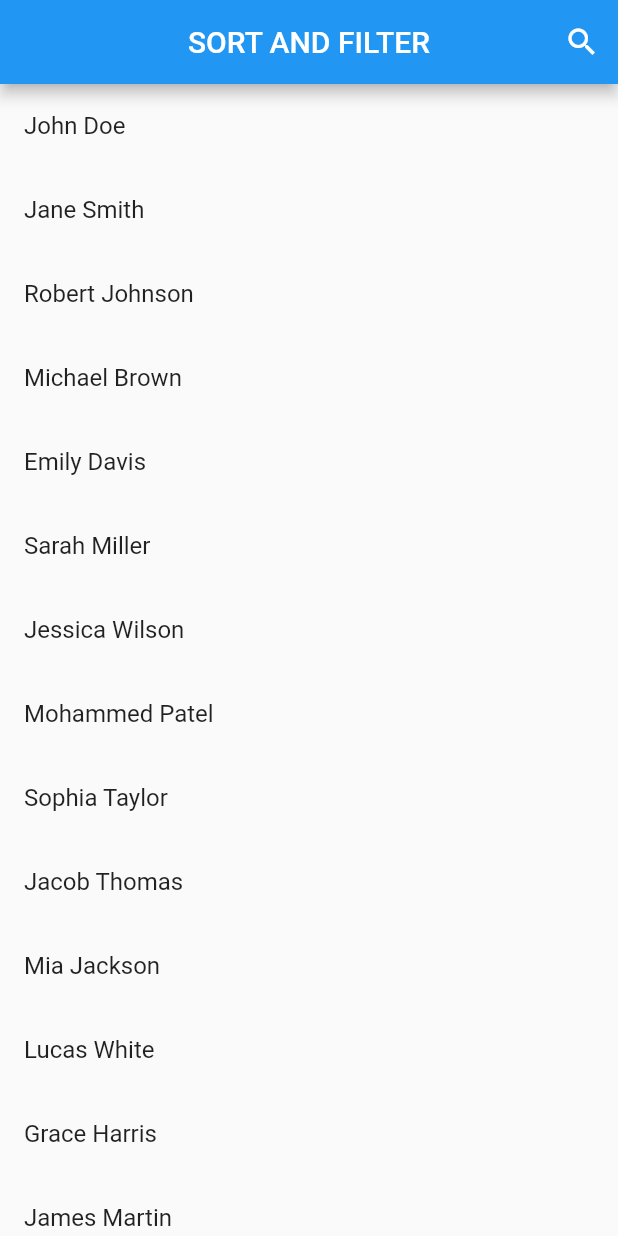
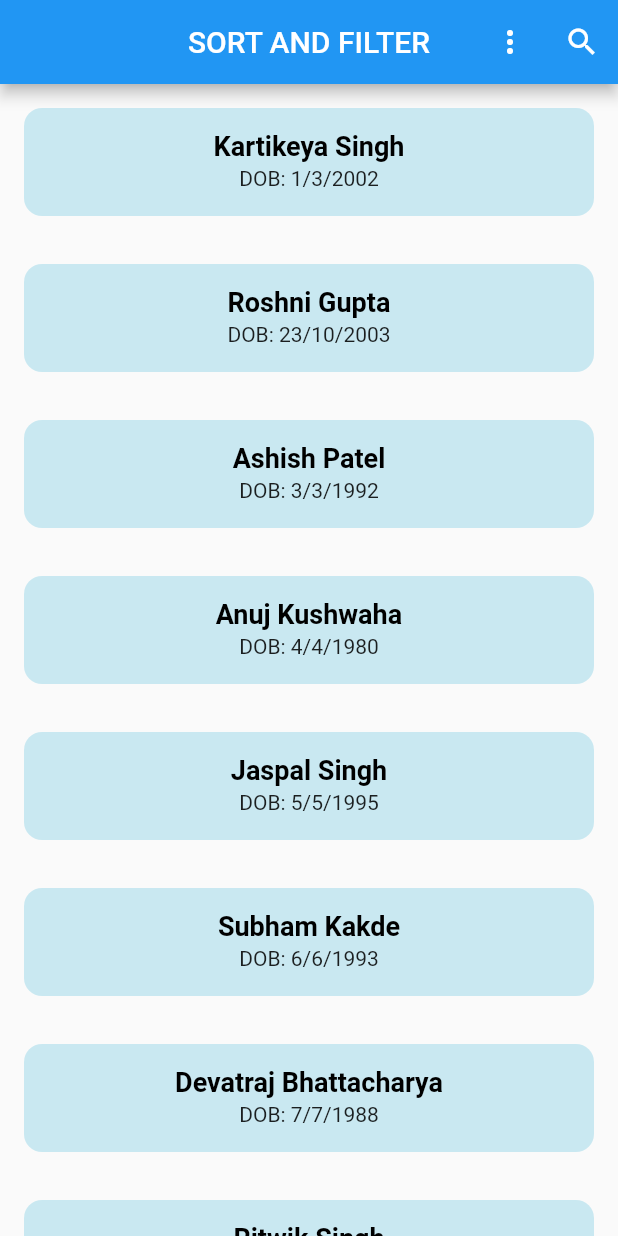
Before and after one commit to jaspal007/gdsc-assignment-1, a Flutter app: the screen it shows after launch, on a phone screen of 412 x 824 dp. Run offline on Flutter 3.47's test engine with Material 2 defaults, Android fonts, the light colour scheme and no system bars.

Commit message:
App Completed

```diff
--- a/kartikeya/filter/lib/main.dart
+++ b/kartikeya/filter/lib/main.dart
@@ -1,5 +1,5 @@
  import 'package:flutter/material.dart';
-import 'package:filter/model/product.dart'; // Import your data from product.dart
+import 'package:filter/model/product.dart';
 
 void main() => runApp(MyApp());
 
@@ -29,14 +29,44 @@ class _ProductListPageState extends State<ProductListPage> {
   String? selectedCategory;
 
   List<String> selectedCategories = [];
+  bool isSortingByName = false;
+  bool isSortingByAge = false;
+  bool isSortingByDOB = false;
 
   @override
   Widget build(BuildContext context) {
+    List<Person> sortedPersonList = [...personList];
+
+    if (isSortingByName) {
+      sortedPersonList.sort((a, b) => a.name.compareTo(b.name));
+    } else if (isSortingByAge) {
+      sortedPersonList.sort((a, b) => a.age.compareTo(b.age));
+    } else if (isSortingByDOB) {
+      sortedPersonList.sort((a, b) => a.dob.compareTo(b.dob));
+    }
+
     return Scaffold(
       appBar: AppBar(
         title: const Text('SORT AND FILTER'),
         centerTitle: true,
         actions: <Widget>[
+          PopupMenuButton<String>(
+            onSelected: (String value) {
+              setState(() {
+                isSortingByName = value == 'Name';
+                isSortingByAge = value == 'Age';
+                isSortingByDOB = value == 'DOB';
+              });
+            },
+            itemBuilder: (BuildContext context) {
+              return categories.map((String choice) {
+                return PopupMenuItem<String>(
+                  value: choice,
+                  child: Text(choice),
+                );
+              }).toList();
+            },
+          ),
           IconButton(
             icon: Icon(Icons.search),
             onPressed: () {
@@ -45,26 +75,58 @@ class _ProductListPageState extends State<ProductListPage> {
                 delegate: DataSearch(personList: personList),
               );
             },
-          )
+          ),
         ],
       ),
       body: ListView.builder(
-        itemCount: personList.length,
+        itemCount: sortedPersonList.length,
         itemBuilder: (context, index) {
-          final person = personList[index];
-          return ListTile(
-            title: Text(person.name),
-            // You can add more details here if needed.
-            // subtitle: Text("DOB: ${person.dateOfBirth}, Age: ${person.age}"),
-            onTap: () {
-              // Handle when a person is tapped.
-            },
-          );
+          final person = sortedPersonList[index];
+      return Container(
+  margin: EdgeInsets.all(8),
+  padding: EdgeInsets.all(8),
+  child: ClipRRect(
+    borderRadius: BorderRadius.circular(12),
+    child: Container(
+      color: Color.fromARGB(133, 156, 216, 233),
+      child: ListTile(
+        title: Center(
+          child: Text(
+            person.name,
+            style: TextStyle(
+              color: Colors.black,
+              fontWeight: FontWeight.bold,
+              fontSize: 18,
+            ),
+          ),
+        ),
+        subtitle: Center(
+          child: Text(
+            'DOB: ${person.dob.day}/${person.dob.month}/${person.dob.year}', // Format the DOB as needed
+            style: TextStyle(
+              color: Colors.black87,
+              fontSize: 14,
+            ),
+          ),
+        ),
+        onTap: () {
+
+        },
+      ),
+    ),
+  ),
+);
+
+
+
         },
       ),
     );
   }
 }
+
+
+
 
 class DataSearch extends SearchDelegate<String> {
   final List<Person> personList;
@@ -110,7 +172,7 @@ class DataSearch extends SearchDelegate<String> {
         return ListTile(
           title: Text(person.name),
           onTap: () {
-            // Handle when a person is tapped.
+
           },
         );
       },
--- a/kartikeya/filter/lib/model/product.dart
+++ b/kartikeya/filter/lib/model/product.dart
@@ -1,34 +1,116 @@
  class Person {
   final String name;
-  final String dateOfBirth;
+  final DateTime dob; // Date of Birth
   final int age;
 
   Person({
     required this.name,
-    required this.dateOfBirth,
+    required this.dob,
     required this.age,
   });
 }
 
-final List<Person> personList = [
-  Person(name: 'John Doe', dateOfBirth: '1990-01-01', age: 33),
-  Person(name: 'Jane Smith', dateOfBirth: '1985-02-02', age: 38),
-  Person(name: 'Robert Johnson', dateOfBirth: '1992-03-03', age: 31),
-  Person(name: 'Michael Brown', dateOfBirth: '1980-04-04', age: 43),
-  Person(name: 'Emily Davis', dateOfBirth: '1995-05-05', age: 28),
-  Person(name: 'Sarah Miller', dateOfBirth: '1993-06-06', age: 30),
-  Person(name: 'Jessica Wilson', dateOfBirth: '1988-07-07', age: 35),
-  Person(name: 'Mohammed Patel', dateOfBirth: '1991-08-08', age: 32),
-  Person(name: 'Sophia Taylor', dateOfBirth: '1987-09-09', age: 36),
-  Person(name: 'Jacob Thomas', dateOfBirth: '1996-10-10', age: 27),
-  Person(name: 'Mia Jackson', dateOfBirth: '1989-11-11', age: 34),
-  Person(name: 'Lucas White', dateOfBirth: '1994-12-12', age: 29),
-  Person(name: 'Grace Harris', dateOfBirth: '1997-01-13', age: 26),
-  Person(name: 'James Martin', dateOfBirth: '1986-02-14', age: 37),
-  Person(name: 'Oliver Thompson', dateOfBirth:'1984-03-15' ,age :39 ),
-  Person(name:'Amelia Garcia' ,dateOfBirth:'1998-04-16' ,age :25 ),
-  Person(name:'Muhammad Martinez' ,dateOfBirth:'1983-05-17' ,age :40 ),
-  Person(name:'Freddie Robinson' ,dateOfBirth:'1982-06-18' ,age :41 ),
-  Person(name:'Poppy Clark' ,dateOfBirth:'1999-07-19' ,age :24 ),
-  Person(name:'Willow Rodriguez' ,dateOfBirth:'2000-08-20' ,age :23 ),
+
+  final List<Person> personList = [
+  Person(
+    name: 'Kartikeya Singh',
+    dob: DateTime(2002, 3, 1),
+    age: DateTime.now().year - 1990,
+  ),
+  Person(
+    name: 'Roshni Gupta',
+    dob: DateTime(2003, 10, 23),
+    age: DateTime.now().year - 1985,
+  ),
+  Person(
+    name: 'Ashish Patel',
+    dob: DateTime(1992, 3, 3),
+    age: DateTime.now().year - 1992,
+  ),
+  Person(
+    name: 'Anuj Kushwaha',
+    dob: DateTime(1980, 4, 4),
+    age: DateTime.now().year - 1980,
+  ),
+  Person(
+    name: 'Jaspal Singh',
+    dob: DateTime(1995, 5, 5),
+    age: DateTime.now().year - 1995,
+  ),
+  Person(
+    name: 'Subham Kakde',
+    dob: DateTime(1993, 6, 6),
+    age: DateTime.now().year - 1993,
+  ),
+  Person(
+    name: 'Devatraj Bhattacharya',
+    dob: DateTime(1988, 7, 7),
+    age: DateTime.now().year - 1988,
+  ),
+  Person(
+    name: 'Ritwik Singh',
+    dob: DateTime(1991, 8, 8),
+    age: DateTime.now().year - 1991,
+  ),
+  Person(
+    name: 'Dev',
+    dob: DateTime(1987, 9, 9),
+    age: DateTime.now().year - 1987,
+  ),
+  Person(
+    name: 'Jayraj',
+    dob: DateTime(1996, 10, 10),
+    age: DateTime.now().year - 1996,
+  ),
+  Person(
+    name: 'Aman Mishra',
+    dob: DateTime(1989, 11, 11),
+    age: DateTime.now().year - 1989,
+  ),
+  Person(
+    name: 'Piyush Kumar',
+    dob: DateTime(1994, 12, 12),
+    age: DateTime.now().year - 1994,
+  ),
+  Person(
+    name: 'Sachin Kumar',
+    dob: DateTime(1997, 1, 13),
+    age: DateTime.now().year - 1997,
+  ),
+  Person(
+    name: 'Aryansh Gupta',
+    dob: DateTime(1998, 2, 14),
+    age: DateTime.now().year - 1998,
+  ),
+  Person(
+    name: 'Vedant Agarwal',
+    dob: DateTime(1999, 3, 15),
+    age: DateTime.now().year - 1999,
+  ),
+  Person(
+    name: 'Arnav Shahi',
+    dob: DateTime(2000, 4, 16),
+    age: DateTime.now().year - 2000,
+  ),
+  Person(
+    name: 'Navneet Kumar',
+    dob: DateTime(1986, 5, 17),
+    age: DateTime.now().year - 1986,
+  ),
+  Person(
+    name: 'YashRaj Singh',
+    dob: DateTime(1993, 6, 18),
+    age: DateTime.now().year - 1993,
+  ),
+  Person(
+    name: 'Ayush Gautam',
+    dob: DateTime(1982, 7, 19),
+    age: DateTime.now().year - 1982,
+  ),
+  Person(
+    name: 'Abhay Kumar',
+    dob: DateTime(1984, 8, 20),
+    age: DateTime.now().year - 1984,
+  ),
+
 ];
```
